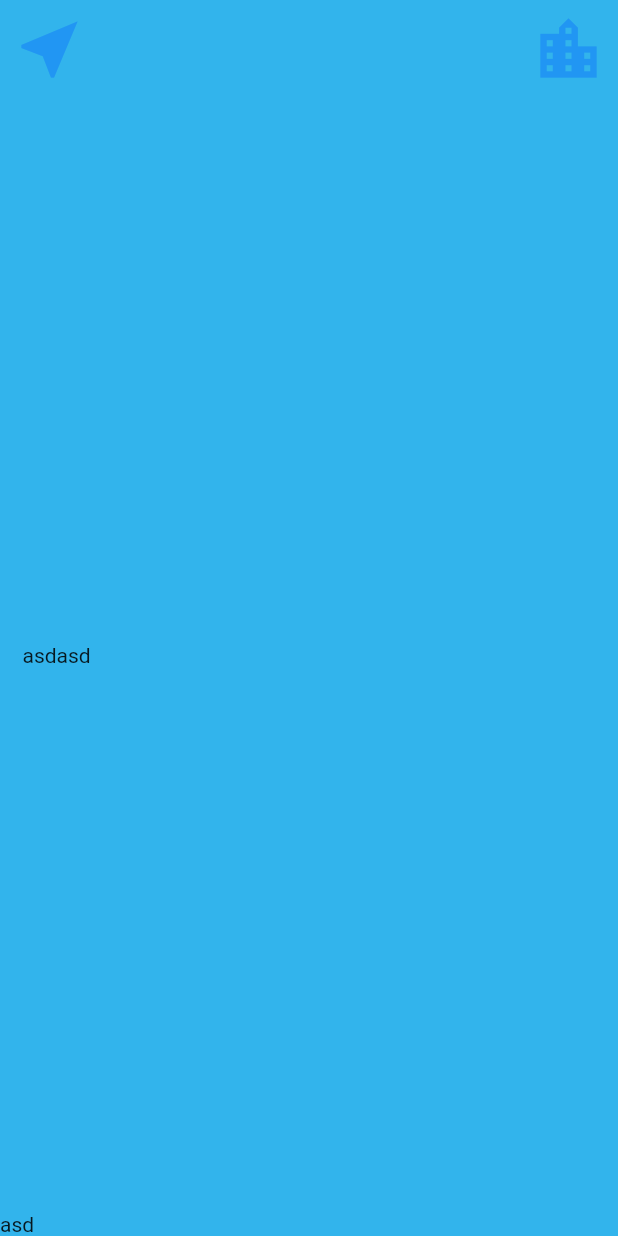
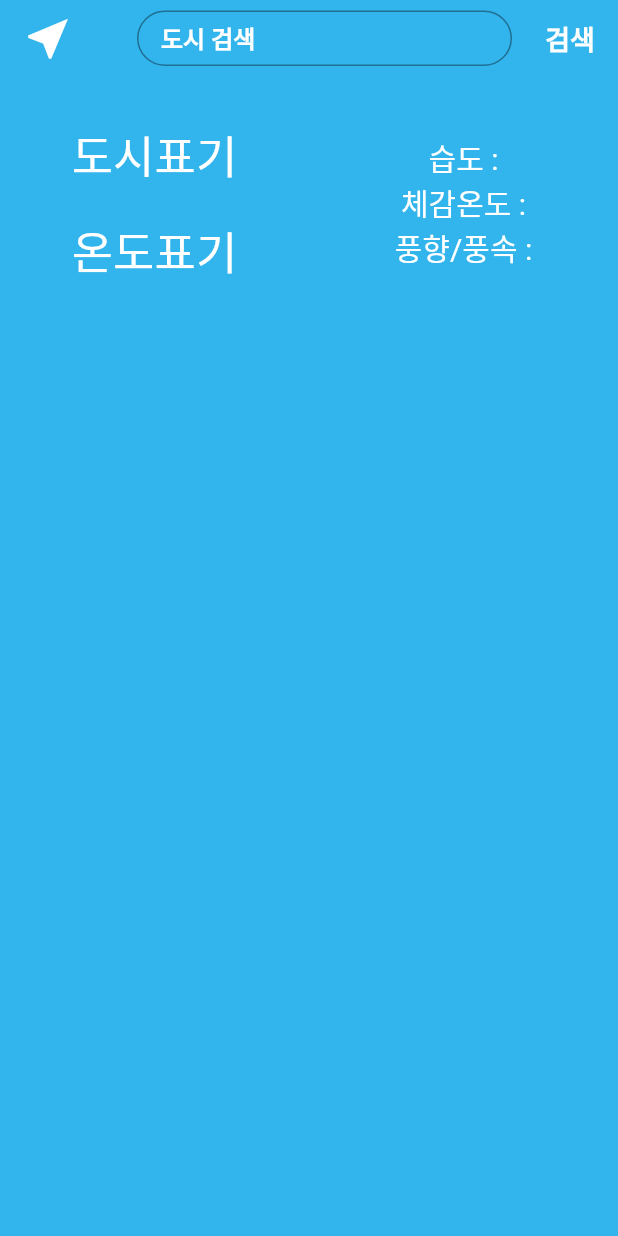
Before and after one commit to jjonghyn/hackathon, a Flutter app: the HomePage screen opened directly, on a phone screen of 412 x 824 dp. Run offline on Flutter 3.47's test engine with Material 2 defaults, Android fonts, the phone set to English and light mode, and no system bars; our stand-ins replace flutter_spinkit.

Commit message:
화면상단 UI 구성 완료

```diff
--- a/lib/constants/textStyle.dart
+++ b/lib/constants/textStyle.dart
@@ -0,0 +1,11 @@
+import 'package:flutter/cupertino.dart';
+
+const font20TextStyle = TextStyle(
+  fontSize: 20,
+  color: CupertinoColors.white,
+);
+
+const font30TextStyle = TextStyle(
+  fontSize: 30,
+  color: CupertinoColors.white,
+);
--- a/lib/main.dart
+++ b/lib/main.dart
@@ -1,4 +1,5 @@
 import 'package:flutter/material.dart';
+import 'package:weather_app/screens/homePage.dart';
 import 'package:weather_app/screens/loadingPage.dart';
 
 void main() {
@@ -12,7 +13,7 @@ class MyApp extends StatelessWidget {
   Widget build(BuildContext context) {
     return MaterialApp(
       theme: ThemeData.light(),
-      home: const LoadingPage(),
+      home: const HomePage(),
     );
   }
 }
--- a/lib/screens/homePage.dart
+++ b/lib/screens/homePage.dart
@@ -1,4 +1,9 @@
 import 'package:flutter/material.dart';
+import 'package:flutter_spinkit/flutter_spinkit.dart';
+import 'package:weather_app/screens/loadingPage.dart';
+import 'package:weather_app/screens/searchResultPage.dart';
+
+import '../constants/textStyle.dart';
 
 class HomePage extends StatefulWidget {
   const HomePage({Key? key}) : super(key: key);
@@ -8,40 +13,47 @@ class HomePage extends StatefulWidget {
 }
 
 class _HomePagePageState extends State<HomePage> {
-  // WeatherModel weather = WeatherModel();
-  // int temperature = 0;
-  // String weatherIcon = '';
-  // String cityName = '';
-  // String weatherMessage = '';
+  bool loding = false; //로딩바 false 선언
 
   @override
   void initState() {
     super.initState();
-    // updateUI(widget.locationWeather);
+    //메서드들...
   }
 
-  // void updateUI(dynamic weatherData) {
-  //   setState(() {
-  //     if (weatherData == null) {
-  //       temperature = 0;
-  //       weatherIcon = 'Error';
-  //       weatherMessage = 'Unable to get weather data';
-  //       cityName = '';
-  //       return;
-  //     }
-  //     double temp = weatherData['main']['temp']; //api에서 받은 온도 데이터
-  //     temperature = temp.toInt(); //api를 통헤 받은 온도 소수점 없이 출력을 위해 int형변환
-  //     var condition = weatherData['weather'][0]['id']; // weather의 첫번째 id값 condition에 담기
-  //     weatherIcon = weather.getWeatherIcon(condition); //condition값에 따라 weatherIcon변환
-  //     weatherMessage = weather.getMessage(temperature); //온도에 따라 메시지 출력
-  //     cityName = weatherData['name'];
-  //   });
-  // }
+  @override
+  void didChangeDependencies() {
+    super.didChangeDependencies();
+    selectWeatherData(); //날씨 데이터 가지고오기.
+  }
+
+  @override
+  void dispose() {
+    super.dispose();
+  }
+
+  /*
+   * 날씨 데이터 가지고오기.
+   *
+   */
+
+  selectWeatherData() {
+    setState(() {
+      loding = false; //로딩바 초기화
+    });
+
+    //데이터불러오는 코드 심기
+
+    setState(() {
+      loding = true;
+    });
+  }
 
   @override
   Widget build(BuildContext context) {
     return Scaffold(
-      body: Container(
+      body: loding
+          ? Container(
               decoration: BoxDecoration(
                 image: DecorationImage(
                   image: const AssetImage('images/backgroundColorBlue.png'),
@@ -50,78 +62,125 @@ class _HomePagePageState extends State<HomePage> {
                       Colors.white.withOpacity(0.8), BlendMode.dstATop),
                 ),
               ),
-        constraints: const BoxConstraints.expand(),
+              // constraints: const BoxConstraints.expand(),
               child: SafeArea(
                 child: Column(
-            mainAxisAlignment: MainAxisAlignment.spaceBetween,
+                  // mainAxisAlignment: MainAxisAlignment.spaceBetween,
                   crossAxisAlignment: CrossAxisAlignment.stretch,
                   children: <Widget>[
                     Row(
                       mainAxisAlignment: MainAxisAlignment.spaceBetween,
                       children: <Widget>[
                         TextButton(
-                    onPressed: () async {
-                      // var weatherData = await weather.getLocationWeather();
-                      // updateUI(weatherData);
+                          onPressed: () {
+                            //현재위치 조회
                           },
                           child: const Icon(
                             Icons.near_me,
-                      size: 50.0,
+                            color: Colors.white,
+                            size: 35.0,
+                          ),
+                        ),
+                        const SizedBox(
+                          width: 14,
+                        ),
+                        Container(
+                          height: 37,
+                          width: 250,
+                          child: const TextField(
+                            decoration: InputDecoration(
+                              contentPadding: EdgeInsets.symmetric(
+                                vertical: 8,
+                                horizontal: 16,
+                              ),
+                              border: OutlineInputBorder(
+                                borderRadius: BorderRadius.all(
+                                  Radius.circular(20),
+                                ),
+                                borderSide: BorderSide(
+                                  color: Colors.red, // 흰색으로 변경
+                                ),
+                              ),
+                              hintText: '도시 검색',
+                              hintStyle: TextStyle(
+                                color: Colors.white,
+                              ),
+                            ),
+                            style: TextStyle(
+                              fontWeight: FontWeight.bold,
+                            ),
                           ),
                         ),
                         TextButton(
-                    onPressed: () async {
-                      // var typedName = await Navigator.push(
-                      //   context,
-                      //   MaterialPageRoute(
-                      //     builder: (context) {
-                      //       return const CityScreen();
-                      //     },
-                      //   ),
-                      // );
-                      // if (typedName != null) {
-                      //   var weatherData =
-                      //   await weather.getCityWeather(typedName);
-                      //   updateUI(weatherData);
-                      // }
-                    },
-                    child: const Icon(
-                      Icons.location_city,
-                      size: 50.0,
+                          onPressed: () {},
+                          child: const Text(
+                            '검색',
+                            style: TextStyle(
+                              fontWeight: FontWeight.bold,
+                              fontSize: 18,
+                              color: Colors.white,
+                            ),
+                          ),
+                          // const Icon(
+                          //   Icons.search,
+                          //   size: 35.0,
+                          // ),
+                        ),
+                      ],
+                    ),
+                    const SizedBox(
+                      height: 30,
+                    ),
+                    Row(
+                      children: [
+                        Expanded(
+                          child: Column(
+                            children: const [
+                              Text(
+                                '도시표기',
+                                style: font30TextStyle,
+                                textAlign: TextAlign.center,
+                              ),
+                              SizedBox(
+                                height: 20,
+                              ),
+                              Text(
+                                '온도표기',
+                                style: font30TextStyle,
+                                textAlign: TextAlign.center,
+                              ),
+                            ],
+                          ),
+                        ),
+                        Expanded(
+                          child: Column(
+                            // crossAxisAlignment: CrossAxisAlignment.start,
+                            children: const [
+                              Text(
+                                '습도 :',
+                                style: font20TextStyle,
+                                textAlign: TextAlign.center,
+                              ),
+                              Text(
+                                '체감온도 :',
+                                style: font20TextStyle,
+                                textAlign: TextAlign.center,
+                              ),
+                              Text(
+                                '풍향/풍속 :',
+                                style: font20TextStyle,
+                                textAlign: TextAlign.center,
+                              ),
+                            ],
                           ),
                         ),
                       ],
                     ),
-              Padding(
-                padding: const EdgeInsets.only(left: 15.0),
-                child: Row(
-                  children: <Widget>[
-                    Text(
-                      'asd'
-                      // '$temperature°',
-                      // style: kTempTextStyle,
-                    ),
-                    Text(
-                      'asd'
-                      // weatherIcon,
-                      // style: kConditionTextStyle,
-                    ),
                   ],
                 ),
               ),
-              Padding(
-                padding: const EdgeInsets.only(right: 15.0),
-                child: Text(
-                  'asd'
-                  // '$weatherMessage in $cityName',
-                  // textAlign: TextAlign.right,
-                  // style: kMessageTextStyle,
-                ),
-              ),
-            ],
-          ),
-        ),
-      ),
+            )
+          : const LoadingPage(),
     );
   }
 }
```
Also changed, not shown: lib/constants/textWidget.dart (+23 -0 lines), lib/screens/loadingPage.dart (+39 -17 lines). Lines whose indentation alone changed are shown as unchanged.
